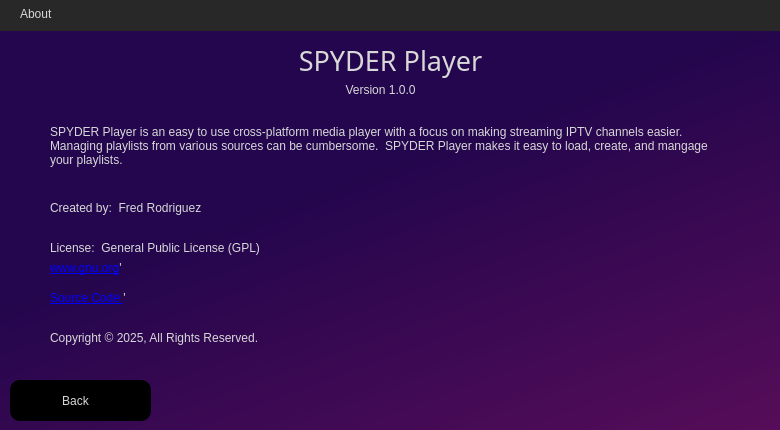
The window that assets/About.ui (ifreddyrod/SpyderPlayer) describes before a commit, drawn with Qt 5.
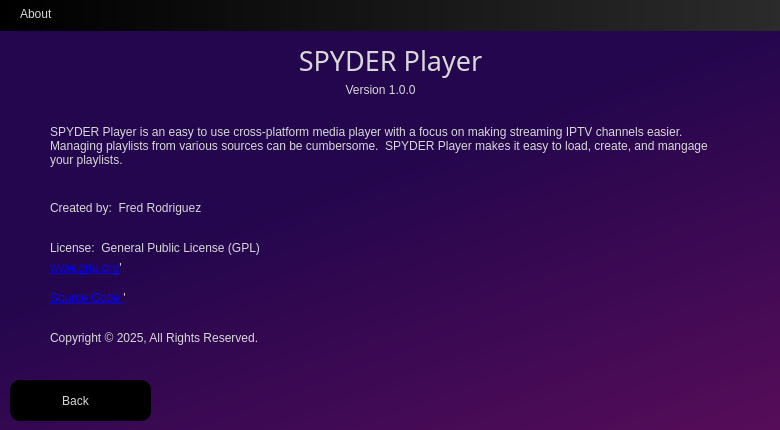
The same window after the commit. Icons and pictures are not drawn.

The edit to the form file:
```diff
--- a/assets/About.ui
+++ b/assets/About.ui
@@ -102,7 +102,9 @@
     </rect>
    </property>
    <property name="styleSheet">
-    <string notr="true">background-color: rgb(40, 40, 40);</string>
+    <string notr="true">/*background-color: rgb(40, 40, 40);*/
+
+background-color: qlineargradient(spread:pad, x1:0, y1:0, x2:1, y2:0, stop:0 rgba(0, 0, 0, 255), stop:1 rgba(43, 43, 43, 255));</string>
    </property>
    <widget class="QLabel" name="Titlebar_label">
     <property name="geometry">
@@ -113,6 +115,9 @@
       <height>21</height>
      </rect>
     </property>
+    <property name="styleSheet">
+     <string notr="true">background-color: transparent;</string>
+    </property>
     <property name="text">
      <string>About</string>
     </property>
```
